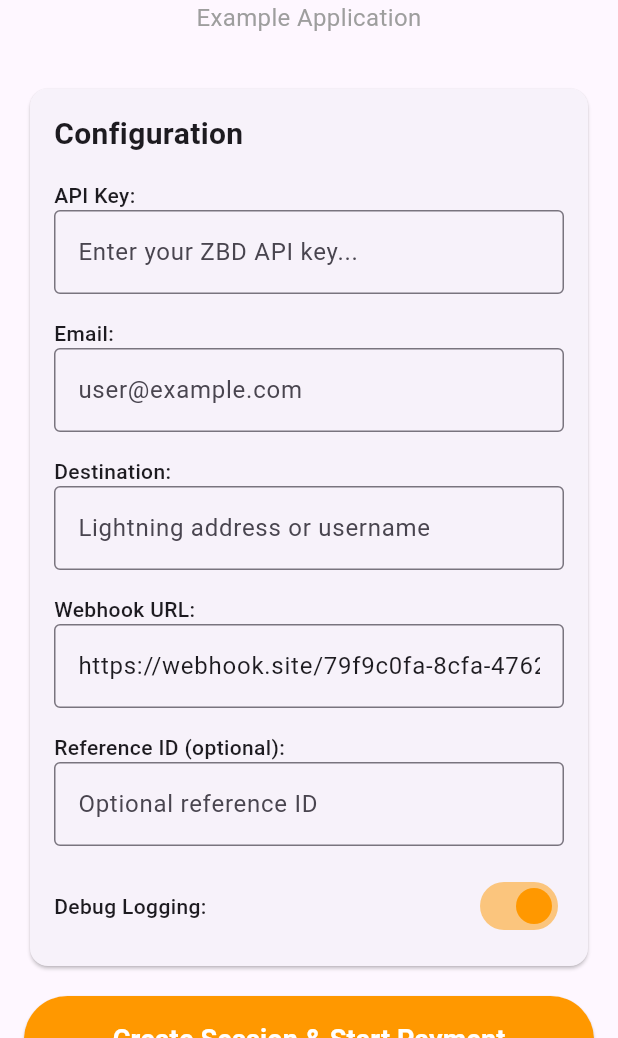
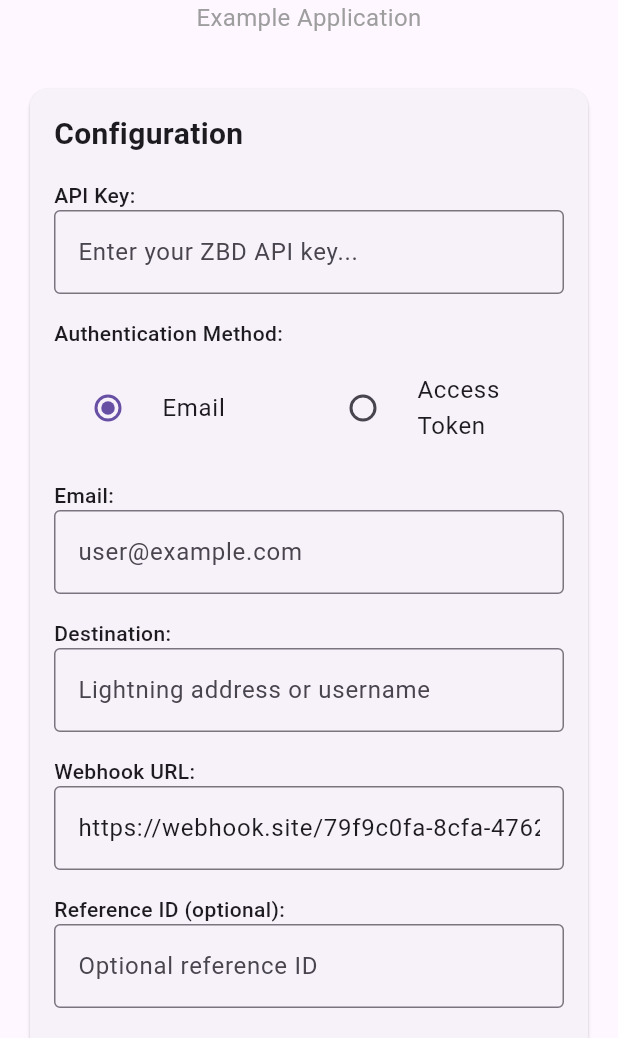
Before and after one commit to zbdpay/ramp-flutter, a Flutter app: the screen it shows after launch, on a phone screen of 412 x 824 dp, the part 198-1236 px from its top. Run offline on Flutter 3.47's test engine with Material 3 defaults, Android fonts, the phone set to English and light mode, and no system bars; our stand-ins replace webview_flutter.

Commit message:
update readme, add support of access token to example app

```diff
--- a/example/lib/main.dart
+++ b/example/lib/main.dart
@@ -34,10 +34,12 @@ class _ZBDRampHomePageState extends State<ZBDRampHomePage> {
   bool showRamp = false;
   bool debugMode = true;
   bool isLoading = false;
+  bool useAccessToken = false;
   List<String> logs = [];
 
   final TextEditingController apiKeyController = TextEditingController();
   final TextEditingController emailController = TextEditingController();
+  final TextEditingController accessTokenController = TextEditingController();
   final TextEditingController destinationController = TextEditingController();
   final TextEditingController webhookUrlController = TextEditingController(
       text: 'https://webhook.site/79f9c0fa-8cfa-4762-9c28-e94290e8c2e1');
@@ -54,12 +56,23 @@ class _ZBDRampHomePageState extends State<ZBDRampHomePage> {
   }
 
   Future<void> createSessionToken() async {
-    if (apiKeyController.text.isEmpty ||
-        emailController.text.isEmpty ||
-        destinationController.text.isEmpty) {
+    // Validate required fields
+    if (apiKeyController.text.isEmpty || destinationController.text.isEmpty) {
       ScaffoldMessenger.of(context).showSnackBar(const SnackBar(
-          content:
-              Text('Please fill in API Key, Email, and Destination fields')));
+          content: Text('Please fill in API Key and Destination fields')));
+      return;
+    }
+
+    // Validate authentication method
+    if (useAccessToken && accessTokenController.text.isEmpty) {
+      ScaffoldMessenger.of(context).showSnackBar(const SnackBar(
+          content: Text('Please enter an Access Token')));
+      return;
+    }
+
+    if (!useAccessToken && emailController.text.isEmpty) {
+      ScaffoldMessenger.of(context).showSnackBar(const SnackBar(
+          content: Text('Please enter an Email address')));
       return;
     }
 
@@ -71,11 +84,14 @@ class _ZBDRampHomePageState extends State<ZBDRampHomePage> {
     try {
       final response = await initRampSession(InitRampSessionConfig(
         apikey: apiKeyController.text,
-        email: emailController.text,
+        email: useAccessToken ? null : emailController.text,
+        accessToken: useAccessToken ? accessTokenController.text : null,
         destination: destinationController.text,
         quoteCurrency: QuoteCurrency.USD,
         baseCurrency: BaseCurrency.BTC,
-        webhookUrl: webhookUrlController.text,
+        webhookUrl: webhookUrlController.text.isNotEmpty
+            ? webhookUrlController.text
+            : null,
         referenceId: referenceIdController.text.isNotEmpty
             ? referenceIdController.text
             : null,
@@ -266,6 +282,39 @@ class _ZBDRampHomePageState extends State<ZBDRampHomePage> {
                       ),
                     ),
                     const SizedBox(height: 16),
+                    const Text('Authentication Method:',
+                        style: TextStyle(fontWeight: FontWeight.w500)),
+                    const SizedBox(height: 8),
+                    Row(
+                      children: [
+                        Expanded(
+                          child: RadioListTile<bool>(
+                            title: const Text('Email'),
+                            value: false,
+                            groupValue: useAccessToken,
+                            onChanged: (value) {
+                              setState(() {
+                                useAccessToken = value!;
+                              });
+                            },
+                          ),
+                        ),
+                        Expanded(
+                          child: RadioListTile<bool>(
+                            title: const Text('Access Token'),
+                            value: true,
+                            groupValue: useAccessToken,
+                            onChanged: (value) {
+                              setState(() {
+                                useAccessToken = value!;
+                              });
+                            },
+                          ),
+                        ),
+                      ],
+                    ),
+                    const SizedBox(height: 16),
+                    if (!useAccessToken) ...[
                       const Text('Email:',
                           style: TextStyle(fontWeight: FontWeight.w500)),
                       TextField(
@@ -276,6 +325,18 @@ class _ZBDRampHomePageState extends State<ZBDRampHomePage> {
                           border: OutlineInputBorder(),
                         ),
                       ),
+                    ] else ...[
+                      const Text('Access Token:',
+                          style: TextStyle(fontWeight: FontWeight.w500)),
+                      TextField(
+                        controller: accessTokenController,
+                        obscureText: true,
+                        decoration: const InputDecoration(
+                          hintText: 'Enter your access token...',
+                          border: OutlineInputBorder(),
+                        ),
+                      ),
+                    ],
                     const SizedBox(height: 16),
                     const Text('Destination:',
                         style: TextStyle(fontWeight: FontWeight.w500)),
```
Also changed, not shown: 1 other file. Lines whose indentation alone changed are shown as unchanged.
